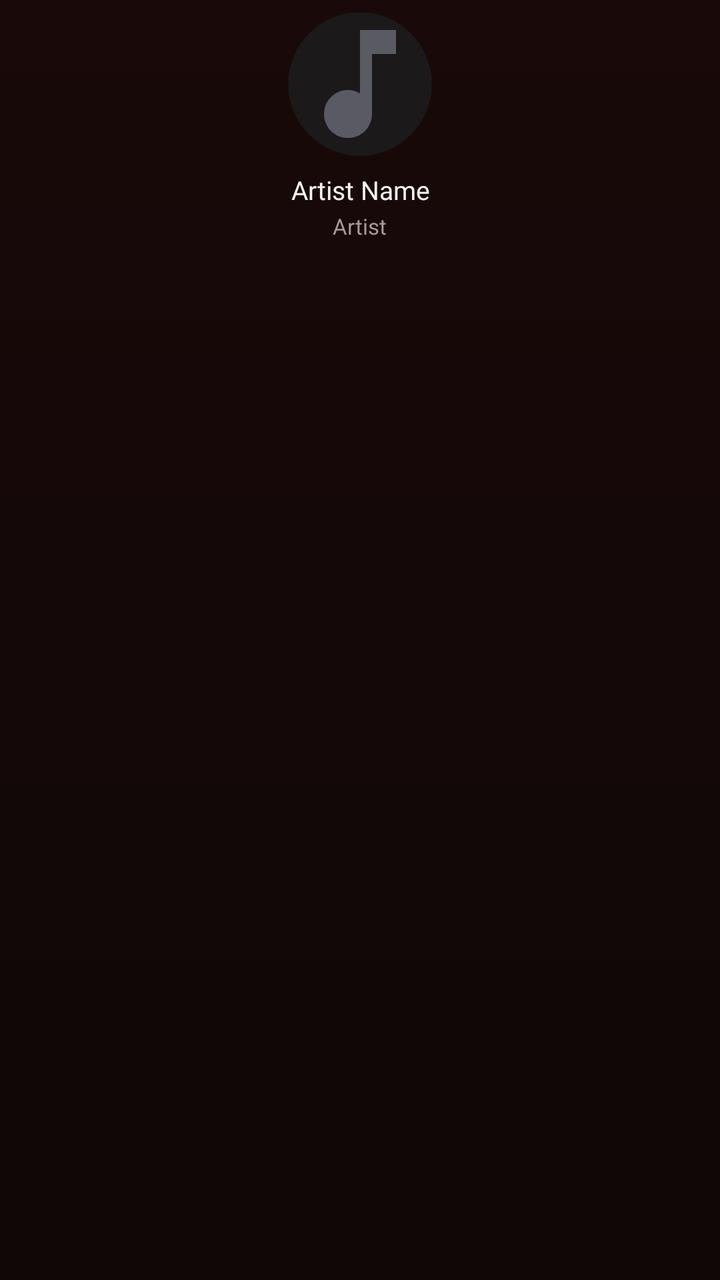
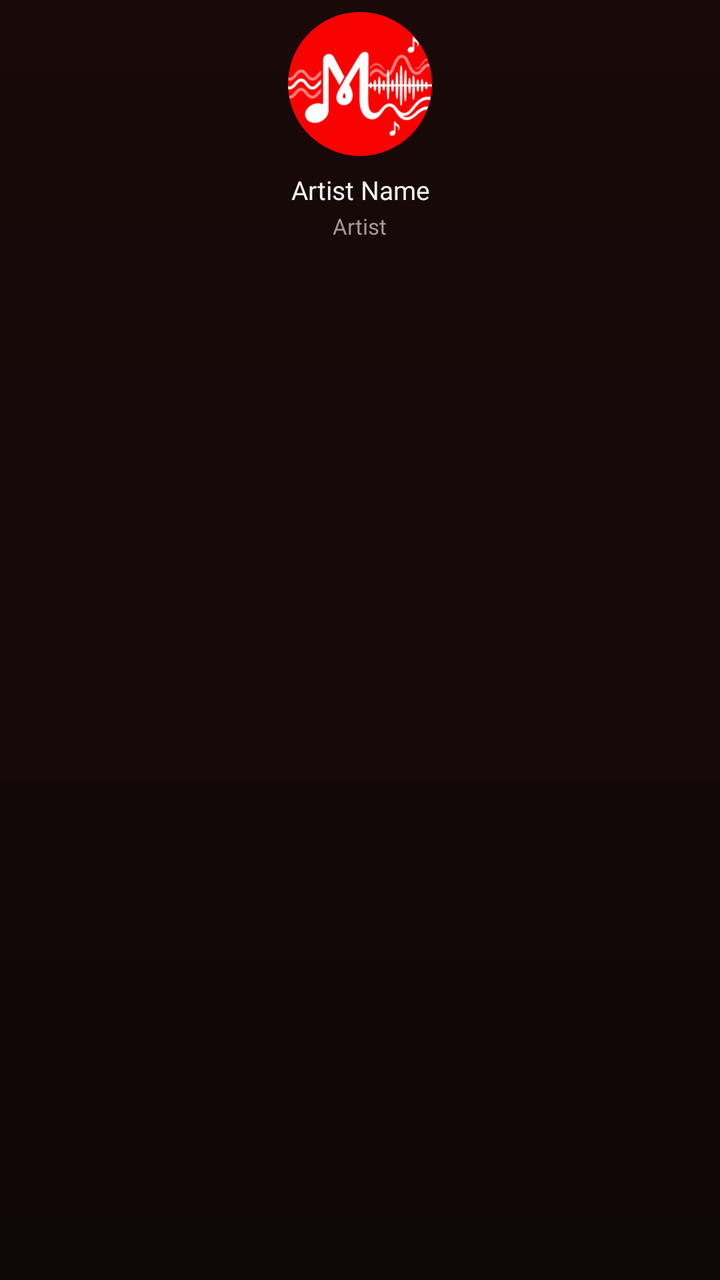

Screens rendered from an Android XML layout before and after an edit, with the pre-edit source and the edit as a unified diff.
<!-- AndroidManifest.xml: application theme Theme.BraveMusicPlayer -->
<!-- res/layout/item_artist_search_card.xml -->
<?xml version="1.0" encoding="utf-8"?>
<LinearLayout xmlns:android="http://schemas.android.com/apk/res/android"
    xmlns:app="http://schemas.android.com/apk/res-auto"
    android:layout_width="100dp"
    android:layout_height="wrap_content"
    android:layout_marginEnd="12dp"
    android:background="?android:attr/selectableItemBackground"
    android:clickable="true"
    android:focusable="true"
    android:gravity="center_horizontal"
    android:orientation="vertical"
    android:padding="6dp">

    
    <androidx.cardview.widget.CardView
        android:layout_width="72dp"
        android:layout_height="72dp"
        app:cardBackgroundColor="@color/surfaceCard"
        app:cardCornerRadius="36dp"
        app:cardElevation="0dp">

        <ImageView
            android:id="@+id/ivSearchArtistAvatar"
            android:layout_width="match_parent"
            android:layout_height="match_parent"
            android:contentDescription="Artist Image"
            android:scaleType="centerCrop"
            android:src="@drawable/ic_music_note" />
    </androidx.cardview.widget.CardView>

    
    <TextView
        android:id="@+id/tvSearchArtistName"
        android:layout_width="wrap_content"
        android:layout_height="wrap_content"
        android:layout_marginTop="8dp"
        android:ellipsize="end"
        android:fontFamily="@font/youtube_sans_bold_font"
        android:gravity="center"
        android:maxLines="1"
        android:text="Artist Name"
        android:textColor="@color/textPrimary"
        android:textSize="13sp" />

    
    <TextView
        android:id="@+id/tvSearchArtistRole"
        android:layout_width="wrap_content"
        android:layout_height="wrap_content"
        android:layout_marginTop="2dp"
        android:fontFamily="sans-serif"
        android:text="Artist"
        android:textColor="@color/textSecondary"
        android:textSize="11sp" />
</LinearLayout>
<!-- resources referenced by this layout -->
<resources>
  <color name="surfaceCard">#1B1919</color>
  <color name="textPrimary">#F5F1F1</color>
  <color name="textSecondary">#A49A9A</color>
  <!-- drawable ic_music_note (drawable) -->
  <vector xmlns:android="http://schemas.android.com/apk/res/android"
      android:width="24dp"
      android:height="24dp"
      android:viewportWidth="24"
      android:viewportHeight="24">
      <path
          android:fillColor="#5A5A64"
          android:pathData="M12,3v10.55c-0.59,-0.34 -1.27,-0.55 -2,-0.55 -2.21,0 -4,1.79 -4,4s1.79,4 4,4 4,-1.79 4,-4V7h4V3h-6z"/>
  </vector>
  <style name="Theme.BraveMusicPlayer" parent="Theme.MaterialComponents.DayNight.NoActionBar">
          <item name="colorPrimary">@color/accentPrimary</item>
          <item name="colorPrimaryVariant">@color/surfaceCard</item>
          <item name="colorOnPrimary">@color/textPrimary</item>
          <item name="colorSecondary">@color/accentPrimary</item>
          <item name="colorSecondaryVariant">@color/accentPressed</item>
          <item name="colorOnSecondary">@color/textPrimary</item>
          <item name="android:colorBackground">@color/background</item>
          <item name="android:statusBarColor">@color/background</item>
          <item name="android:navigationBarColor">@color/backgroundSecondary</item>
          <item name="android:windowLightStatusBar">false</item>
          <item name="android:windowLightNavigationBar" tools:targetApi="27">false</item>
          <item name="android:windowBackground">@drawable/bg_ytm_gradient</item>
          <item name="bottomSheetDialogTheme">@style/MelodyBottomSheetDialogTheme</item>
      </style>
  <color name="accentPrimary">#B8203A</color>
  <color name="accentPressed">#8F1830</color>
  <color name="background">#100707</color>
  <color name="backgroundSecondary">#190909</color>
  <!-- drawable bg_ytm_gradient (drawable) -->
  <?xml version="1.0" encoding="utf-8"?>
  <shape xmlns:android="http://schemas.android.com/apk/res/android"
      android:shape="rectangle">
      <gradient
          android:angle="270"
          android:startColor="@color/backgroundSecondary"
          android:endColor="@color/background"
          android:type="linear" />
  </shape>
  <style name="MelodyBottomSheetDialogTheme" parent="Theme.Design.Light.BottomSheetDialog">
          <item name="bottomSheetStyle">@style/MelodyBottomSheetStyle</item>
          <item name="android:windowIsFloating">false</item>
          <item name="android:navigationBarColor">@color/backgroundSecondary</item>
          <item name="android:windowLightNavigationBar" tools:targetApi="27">false</item>
      </style>
  <style name="MelodyBottomSheetStyle" parent="Widget.Design.BottomSheet.Modal">
          <item name="android:background">@android:color/transparent</item>
      </style>
</resources>

<!-- the commit's change to res/layout/item_artist_search_card.xml (unified diff, before → after) -->
@@ -25,7 +25,7 @@
             android:layout_height="match_parent"
             android:contentDescription="Artist Image"
             android:scaleType="centerCrop"
-            android:src="@drawable/ic_music_note" />
+            android:src="@drawable/ic_melody_logo" />
     </androidx.cardview.widget.CardView>
 
     
<!-- resource entries referenced after the edit -->
@@ -3,16 +3,7 @@
   <color name="surfaceCard">#1B1919</color>
   <color name="textPrimary">#F5F1F1</color>
   <color name="textSecondary">#A49A9A</color>
-  <!-- drawable ic_music_note (drawable) -->
-  <vector xmlns:android="http://schemas.android.com/apk/res/android"
-      android:width="24dp"
-      android:height="24dp"
-      android:viewportWidth="24"
-      android:viewportHeight="24">
-      <path
-          android:fillColor="#5A5A64"
-          android:pathData="M12,3v10.55c-0.59,-0.34 -1.27,-0.55 -2,-0.55 -2.21,0 -4,1.79 -4,4s1.79,4 4,4 4,-1.79 4,-4V7h4V3h-6z"/>
-  </vector>
+  <!-- drawable ic_melody_logo: png bitmap (drawable, 46801 bytes) -->
   <style name="Theme.BraveMusicPlayer" parent="Theme.MaterialComponents.DayNight.NoActionBar">
           <item name="colorPrimary">@color/accentPrimary</item>
           <item name="colorPrimaryVariant">@color/surfaceCard</item>
